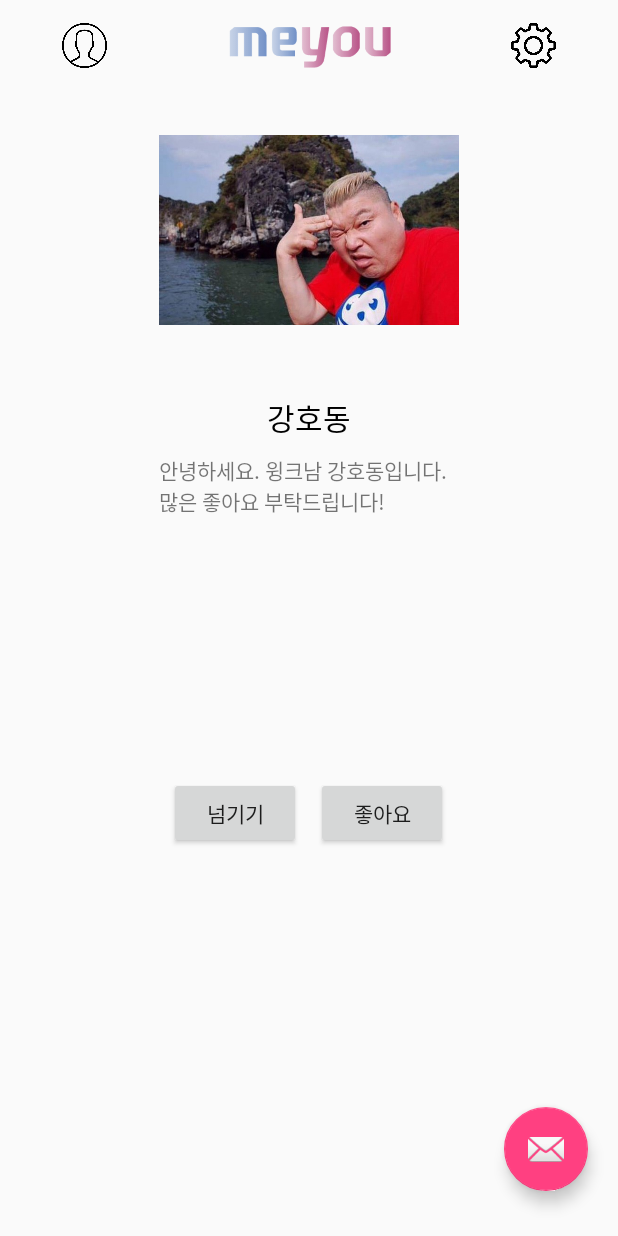
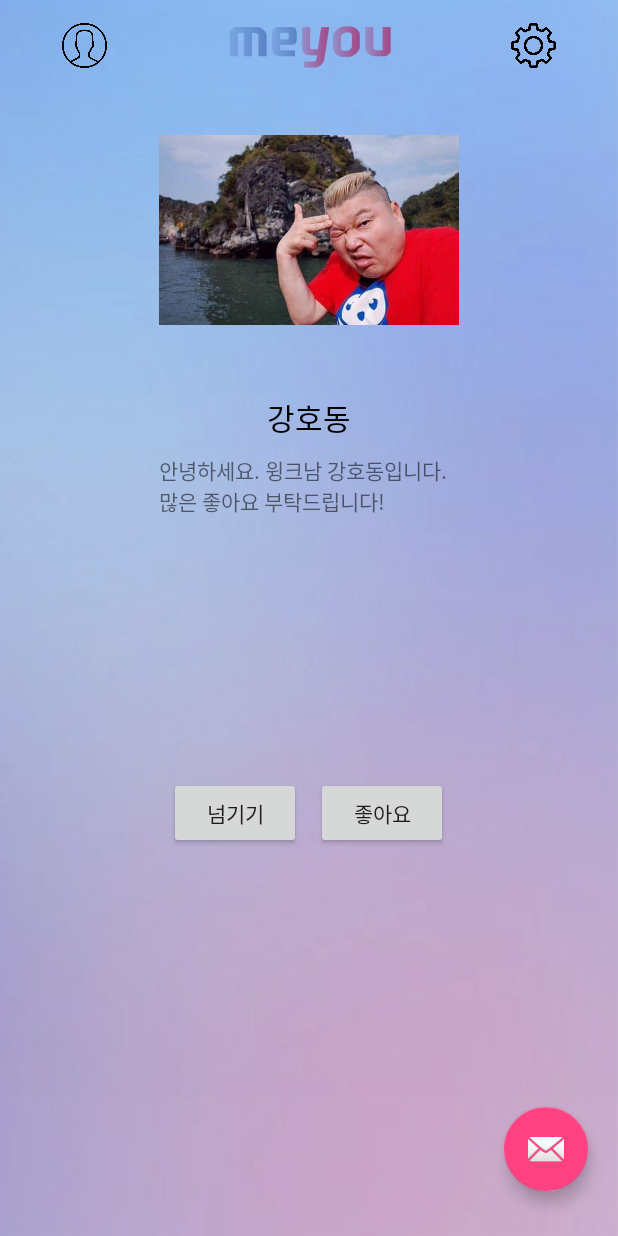
Before and after one commit to ataraxiady/mirotic_android, an Android app: the SubActivity screen opened directly, with no data from a screen before it, after a tap on "넘기기", on a phone screen of 412 x 824 dp. Run offline under Robolectric (Android 15) with nearby library versions, the phone set to English and light mode, and no system bars; 1 statement that could not run was skipped.

Commit message:
백그라운드 추가, 좋아요/싫어요버튼 서버 전송 1차구현

```diff
--- a/app/src/main/AndroidManifest.xml
+++ b/app/src/main/AndroidManifest.xml
@@ -19,7 +19,6 @@
             </intent-filter>
         </activity>
 
-        <activity android:name=".MainActivity"/>
         <activity android:name=".chatList.ChatListActivity"/>
         <activity android:name=".profile.ProfileActivity"/>
         <activity android:name=".main.SubActivity"/>
--- a/app/src/main/java/com/prograpy/app2/appdev2/network/response/ApiValue.java
+++ b/app/src/main/java/com/prograpy/app2/appdev2/network/response/ApiValue.java
@@ -9,5 +9,7 @@ public class ApiValue {
     // 회원가입 요청
     public static final String API_JOIN = "/addUserInfo";
 
+    public static final String APT_LIKEDISLIKE = "/likediskeButton";
+
 
 }
--- /dev/null
+++ b/app/src/main/java/com/prograpy/app2/appdev2/task/LikeDislikeButtonTask.java
@@ -0,0 +1,75 @@
+package com.prograpy.app2.appdev2.task;
+
+import android.os.AsyncTask;
+import android.util.Log;
+
+import com.google.gson.Gson;
+import com.google.gson.GsonBuilder;
+import com.prograpy.app2.appdev2.network.HttpRequest;
+import com.prograpy.app2.appdev2.network.response.LikeDislikeResult;
+
+import java.util.HashMap;
+import java.util.Map;
+
+public class LikeDislikeButtonTask extends AsyncTask<String, Integer, LikeDislikeResult> {
+
+    private LikeDislikeResultHandler handler;
+
+    public interface LikeDislikeResultHandler{
+        public void onSuccesTask(LikeDislikeResult result);
+
+        public void onFailTask();
+
+        public void onCancelTask();
+    }
+
+    public LikeDislikeButtonTask(LikeDislikeResultHandler handler){
+        this.handler = handler;
+    }
+
+    @Override
+    protected LikeDislikeResult doInBackground(String... strings) {
+        String path = strings[0];
+        String like = strings[1];
+
+        LikeDislikeResult result = null;
+
+        Map<String,Object> params = new HashMap<>();
+
+        params.put("likeButton",like);
+        params.put("dislikeButton",like);
+
+        HttpRequest request = new HttpRequest();
+
+        try {
+            String str = request.callRequestServer(path,"POST",params);
+
+                Log.d("http","str >" + str);
+
+            Gson gson = new GsonBuilder().create();
+            result = gson.fromJson(str, LikeDislikeResult.class);
+
+        } catch (Exception e) {
+            e.printStackTrace();
+
+            return null;
+        }
+
+
+        return result;
+    }
+
+    protected void onPreExecute(){super.onPreExecute();}
+
+    protected void onPostExecute(LikeDislikeResult result){
+        super.onPostExecute(result);
+
+        if(result != null){
+            handler.onSuccesTask(result);
+        }
+        else{
+            handler.onCancelTask();
+        }
+    }
+
+}
--- a/app/src/main/res/layout/activity_set.xml
+++ b/app/src/main/res/layout/activity_set.xml
@@ -4,6 +4,7 @@
     android:layout_width="match_parent"
     android:layout_height="match_parent"
     android:orientation="vertical"
+    android:background="@drawable/background"
     >
 
     <TextView
--- a/app/src/main/res/layout/activity_sub.xml
+++ b/app/src/main/res/layout/activity_sub.xml
@@ -1,8 +1,10 @@
 <?xml version="1.0" encoding="utf-8"?>
 <LinearLayout xmlns:android="http://schemas.android.com/apk/res/android"
     xmlns:app="http://schemas.android.com/apk/res-auto"
-    android:orientation="vertical" android:layout_width="match_parent"
-    android:layout_height="match_parent">
+    android:orientation="vertical"
+    android:layout_width="match_parent"
+    android:layout_height="match_parent"
+    android:background="@drawable/background">
 
     <LinearLayout
         android:layout_width="wrap_content"
--- a/app/src/main/res/layout/chat.xml
+++ b/app/src/main/res/layout/chat.xml
@@ -1,7 +1,9 @@
 <?xml version="1.0" encoding="utf-8"?>
 <RelativeLayout xmlns:android="http://schemas.android.com/apk/res/android"
-    android:orientation="vertical" android:layout_width="match_parent"
-    android:layout_height="match_parent">
+    android:orientation="vertical"
+    android:layout_width="match_parent"
+    android:layout_height="match_parent"
+    android:background="@drawable/background">
 
     <ListView
         android:id="@+id/chatListView"
--- a/app/src/main/res/layout/list_notice.xml
+++ b/app/src/main/res/layout/list_notice.xml
@@ -1,8 +1,10 @@
 <?xml version="1.0" encoding="utf-8"?>
 <RelativeLayout xmlns:android="http://schemas.android.com/apk/res/android"
     xmlns:app="http://schemas.android.com/apk/res-auto"
-    android:orientation="vertical" android:layout_width="match_parent"
-    android:layout_height="match_parent">
+    android:orientation="vertical"
+    android:layout_width="match_parent"
+    android:layout_height="match_parent"
+    android:background="@drawable/background">
 
     <TextView
         android:id="@+id/textView2"
--- a/app/src/main/res/layout/mypage.xml
+++ b/app/src/main/res/layout/mypage.xml
@@ -4,6 +4,7 @@
     android:layout_width="match_parent"
     android:layout_height="match_parent"
     android:orientation="vertical"
+    android:background="@drawable/background"
     >
 
     <LinearLayout
--- a/app/src/main/res/layout/network_progress_dialog.xml
+++ b/app/src/main/res/layout/network_progress_dialog.xml
@@ -3,7 +3,8 @@
               android:orientation="vertical"
               android:gravity="center"
               android:layout_width="match_parent"
-              android:layout_height="match_parent">
+              android:layout_height="match_parent"
+              android:background="@drawable/background">
 
     <LinearLayout
         android:layout_width="match_parent"
```
Also changed, not shown: app/src/main/java/com/prograpy/app2/appdev2/MainActivity.java (deleted, +0 -14 lines), app/src/main/java/com/prograpy/app2/appdev2/main/SubActivity.java (+56 -0 lines), app/src/main/java/com/prograpy/app2/appdev2/network/response/LikeDislikeResult.java (added, +28 -0 lines), app/src/main/java/com/prograpy/app2/appdev2/network/response/data/LikeDislike.java (added, +9 -0 lines), app/src/main/res/layout/activity_main.xml (deleted, +0 -16 lines), app/src/main/res/layout/activity_server.xml (deleted, +0 -20 lines).
